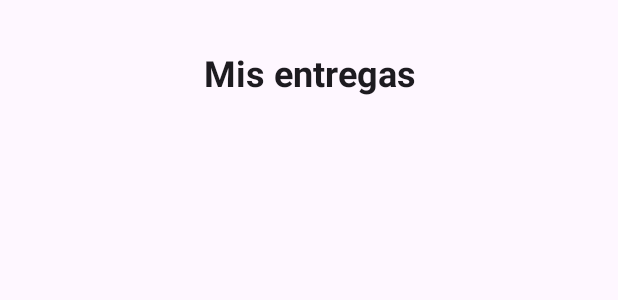
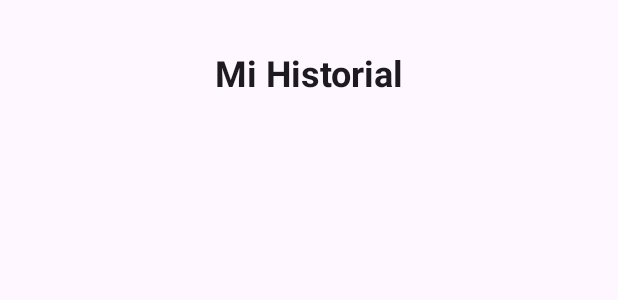
Before and after one commit to NicoelRepo/deremate-12, an Android app: the layout fragment_home.xml on its own in the app's theme, with its tools: preview values and no code run, on a phone screen of 412 x 824 dp. Shown: the top 300 px of the screen. Run offline under Robolectric (Android 15) with nearby library versions, the phone set to English and light mode, and no system bars; network calls fail.

Commit message:
Mi Historial cambio

```diff
--- a/app/src/main/res/layout/fragment_home.xml
+++ b/app/src/main/res/layout/fragment_home.xml
@@ -15,12 +15,12 @@
         <com.google.android.material.textview.MaterialTextView
             android:layout_width="match_parent"
             android:layout_height="wrap_content"
-            android:text="Mis entregas"
+            android:gravity="center"
+            android:padding="16dp"
+            android:text="Mi Historial"
+            android:textAppearance="@style/TextAppearance.MaterialComponents.Headline5"
             android:textSize="24sp"
-            android:textStyle="bold"
-            android:padding="16dp"
-            android:gravity="center"
-            android:textAppearance="@style/TextAppearance.MaterialComponents.Headline5" />
+            android:textStyle="bold" />
 
         <ListView
             android:id="@+id/listView"
```
